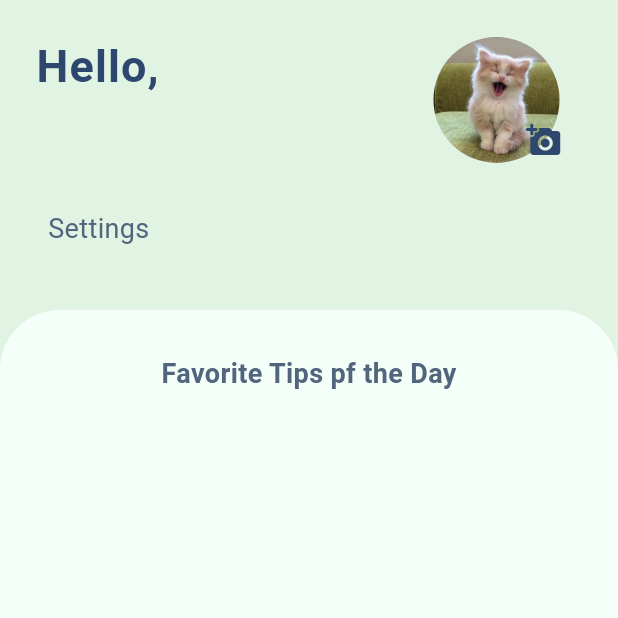
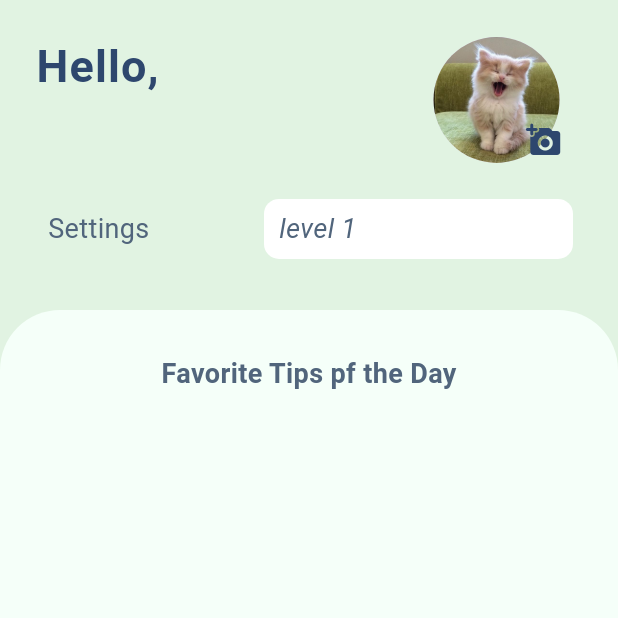
Before and after one commit to blueCuraca0/notenova, a Flutter app: the UserProfilePage screen opened directly, on a phone screen of 412 x 824 dp, the top half of it. Run offline on Flutter 3.47's test engine with Material 3 defaults, Android fonts, the light colour scheme and no system bars; our stand-ins replace cloud_firestore, easy_localization, firebase_auth, firebase_core, firebase_storage, flutter_bloc and 5 more; accounts and stored records are empty; network calls fail; Roboto replaces fonts that are missing (Ubuntu).

Commit message:
progress bar & sign in page logo v.1

```diff
--- a/lib/features/autorization/presentation/pages/sing_in_page.dart
+++ b/lib/features/autorization/presentation/pages/sing_in_page.dart
@@ -1,4 +1,5 @@
 import 'package:firebase_auth/firebase_auth.dart';
+import 'package:flutter/cupertino.dart';
 
 import 'package:flutter/material.dart';
 import 'package:notenova/core/utils/constants.dart';
@@ -89,18 +90,27 @@ class _SignInPageState extends State<SignInPage> {
           child: Column(
             mainAxisAlignment: MainAxisAlignment.start,
             children: [
-              Expanded(
-                child: Container(
-                  alignment: Alignment.center,
-                  padding: const EdgeInsets.only(top: 50),
-                  child: Text(
-                    "NoteNova",
-                    style: Theme.of(context).textTheme.bodyLarge,
+              Container(
+                alignment: Alignment.center,
+                height: height / 5 * 2,
+                padding: const EdgeInsets.only(top: 50),
+                child: Padding(
+                  padding: const EdgeInsets.symmetric(vertical: 30),
+                  child: Container(
+                    padding: const EdgeInsets.all(20),
+                    decoration: BoxDecoration(
+                      color: Colors.white,
+                      borderRadius: BorderRadius.circular(20)
+                    ),
+                    child: Image.asset(
+                      'assets/images/logo.jpg',
+                      fit: BoxFit.contain,
+                    ),
                   ),
                 ),
               ),
               LightRoundedBG(
-                  height: height / 10 * 7,
+                  height: height / 5 * 3,
                   child: Padding(
                     padding: const EdgeInsets.all(30),
                     child: Column(
--- a/lib/features/profile/presentation/pages/user_profile_page.dart
+++ b/lib/features/profile/presentation/pages/user_profile_page.dart
@@ -13,12 +13,16 @@ import 'package:notenova/features/profile/presentation/cubits/fav_cubit/fav_stat
 import 'package:notenova/features/profile/presentation/widgets/tip_box_profile.dart';
 import 'package:notenova/features/profile/presentation/widgets/user_information.dart';
 
+import '../widgets/progress_bar.dart';
+
 class UserProfilePage extends StatelessWidget {
   const UserProfilePage({super.key});
 
   @override
   Widget build(BuildContext context) {
     context.read<FavCubit>().loadFavs();
+    double availableWidth = MediaQuery.of(context).size.width;
+
     return Scaffold(
       backgroundColor: CColors.accent,
       body: CustomScrollView(
@@ -27,8 +31,14 @@ class UserProfilePage extends StatelessWidget {
           const SliverToBoxAdapter(
             child: smallSizedBoxHeight,
           ),
-          const SliverToBoxAdapter(
-            child: SettingsButton(),
+          SliverToBoxAdapter(
+            child: Row(
+              mainAxisAlignment: MainAxisAlignment.spaceBetween,
+              children: [
+                const SettingsButton(),
+                ProgressBar(availableWidth),
+              ],
+            ),
           ),
           const SliverToBoxAdapter(
             child: bigSizedBoxHeight,
--- /dev/null
+++ b/lib/features/profile/presentation/widgets/progress_bar.dart
@@ -0,0 +1,108 @@
+import 'package:firebase_auth/firebase_auth.dart';
+import 'package:flutter/material.dart';
+import 'package:notenova/features/autorization/data/firebase_service.dart';
+
+class ProgressBar extends StatefulWidget {
+  double _availableWidth = 0;
+
+  ProgressBar(double availableWidth , {super.key}) {
+    _availableWidth = availableWidth / 2;
+  }
+
+  @override
+  State<ProgressBar> createState() => _ProgressBarState();
+}
+
+class _ProgressBarState extends State<ProgressBar> with SingleTickerProviderStateMixin {
+  int _xp = 0;
+  int _lvl = 1;
+  int _progressToNextLvl = 0;
+
+  late final AnimationController _controller;
+  late final Animation<double> _curve;
+  Animation? _sizeAnimation;
+
+  double _width = 0;
+
+  Future<void> updateXP() async {
+    Map<String, dynamic> userInfo = await FirebaseServiceAuth.getUserInfo();
+    setState(() {
+      _xp = userInfo['xp_points'];
+    });
+  }
+
+  Future<void> startAnimation() async {
+    _xp = (await FirebaseServiceAuth.getUserInfo())['xp_points'];
+    _sizeAnimation = Tween<double>(begin: 0, end: _width).animate(_curve);
+    Future.delayed(const Duration(milliseconds: 300)).then((value) => _controller.forward());
+  }
+
+
+  @override
+  void initState()  {
+    super.initState();
+
+    _controller = AnimationController(
+        duration: const Duration(milliseconds: 2300) ,
+        vsync: this
+    );
+
+    _curve = CurvedAnimation(
+        parent: _controller,
+        curve: Curves.easeOut
+    );
+
+    updateXP().then(
+      (value) {
+        // calculating width of the filled bar's part
+        _lvl = 1 + (_xp / 100).floor();
+        _progressToNextLvl = _xp % 100;
+        _width = widget._availableWidth / 100 * _progressToNextLvl;
+        startAnimation();
+      }
+    );
+  }
+
+  @override
+  Widget build(BuildContext context) {
+    return Padding(
+      padding: const EdgeInsets.only(right: 30),
+      child: Stack(
+        alignment: Alignment.centerLeft,
+        children: [
+          Container(
+            height: 40,
+            width: widget._availableWidth,
+            padding: const EdgeInsets.all(2),
+            decoration: BoxDecoration(
+              color: Colors.white,
+              borderRadius: BorderRadius.circular(10),
+            ),
+            child: Align(
+                alignment: Alignment.centerLeft,
+                child: AnimatedBuilder(
+                  animation: _controller,
+                  builder: (context, _) {
+                    return Container(
+                      width: _sizeAnimation?.value ?? 0,
+                      decoration: BoxDecoration(
+                        color: Theme.of(context).primaryColorDark,
+                        borderRadius: BorderRadius.circular(10),
+                      )
+                    );
+                  },
+                )
+            ),
+          ),
+          Padding(
+            padding: const EdgeInsets.only(left: 10),
+            child: Text(
+              "level $_lvl",
+              style: Theme.of(context).textTheme.bodyMedium?.copyWith(fontStyle: FontStyle.italic),
+            ),
+          )
+        ],
+      ),
+    );
+  }
+}
```
